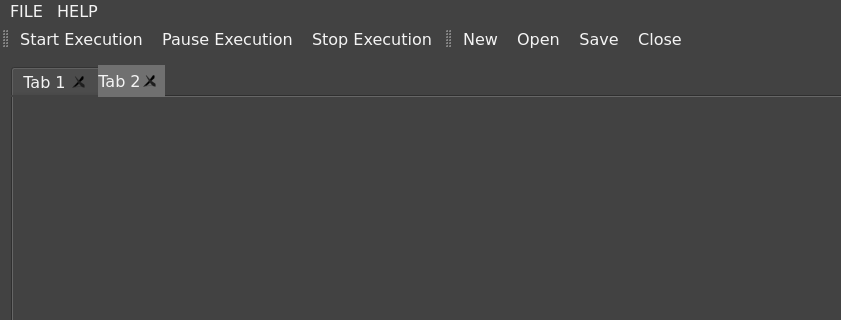
jozefmery/BlockEditor, file BlockEditor/MainWindow.ui: the form before one commit; both pictures show x 0 to 841 and y 0 to 320 of the 934 by 756 pixel window.
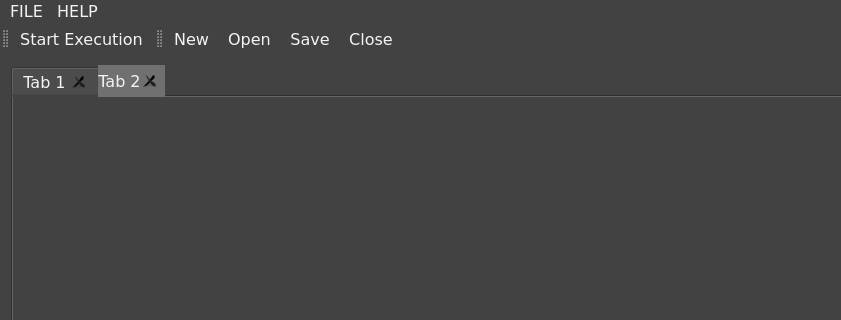
The form after the commit. Icons and pictures are not drawn.

Patch:
```diff
--- a/BlockEditor/MainWindow.ui
+++ b/BlockEditor/MainWindow.ui
@@ -234,8 +234,6 @@
     <bool>false</bool>
    </attribute>
    <addaction name="actionStart"/>
-   <addaction name="actionPause"/>
-   <addaction name="actionStop"/>
   </widget>
   <widget class="QToolBar" name="fileToolBar">
    <property name="windowTitle">
@@ -393,24 +391,6 @@
     <string>Start execution of the selected scheme.</string>
    </property>
   </action>
-  <action name="actionPause">
-   <property name="icon">
-    <iconset resource="MainWindow.qrc">
-     <normaloff>:/Resources/pause.png</normaloff>:/Resources/pause.png</iconset>
-   </property>
-   <property name="text">
-    <string>Pause Execution</string>
-   </property>
-  </action>
-  <action name="actionStop">
-   <property name="icon">
-    <iconset resource="MainWindow.qrc">
-     <normaloff>:/Resources/stop.png</normaloff>:/Resources/stop.png</iconset>
-   </property>
-   <property name="text">
-    <string>Stop Execution</string>
-   </property>
-  </action>
   <action name="actionClear">
    <property name="icon">
     <iconset resource="MainWindow.qrc">
```
